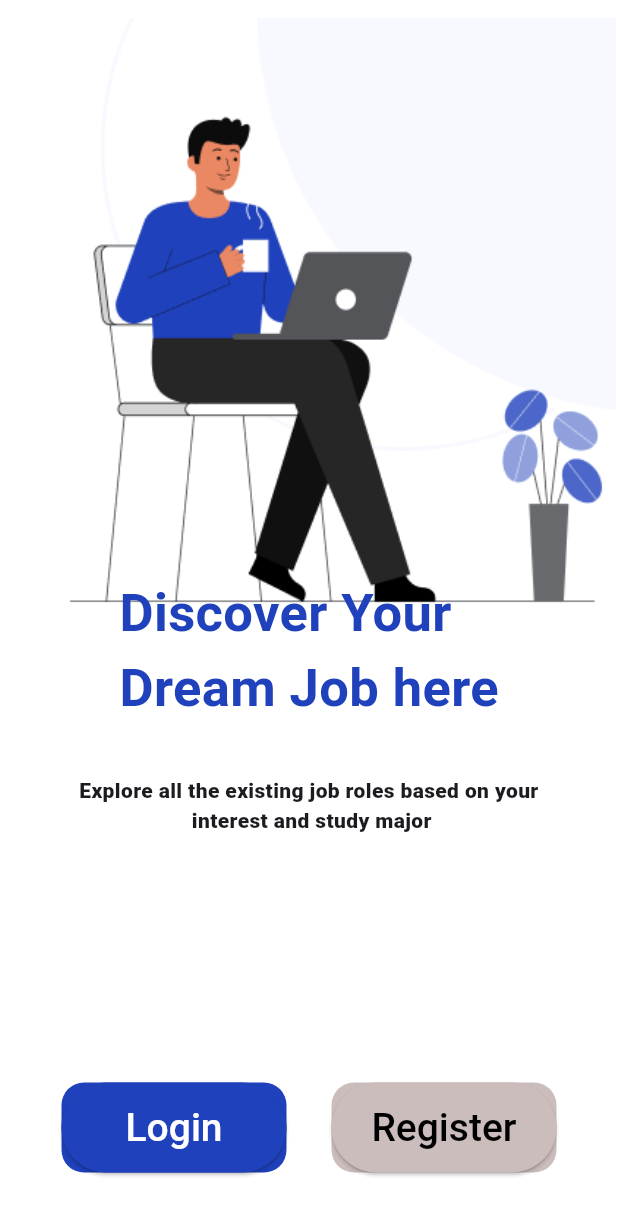
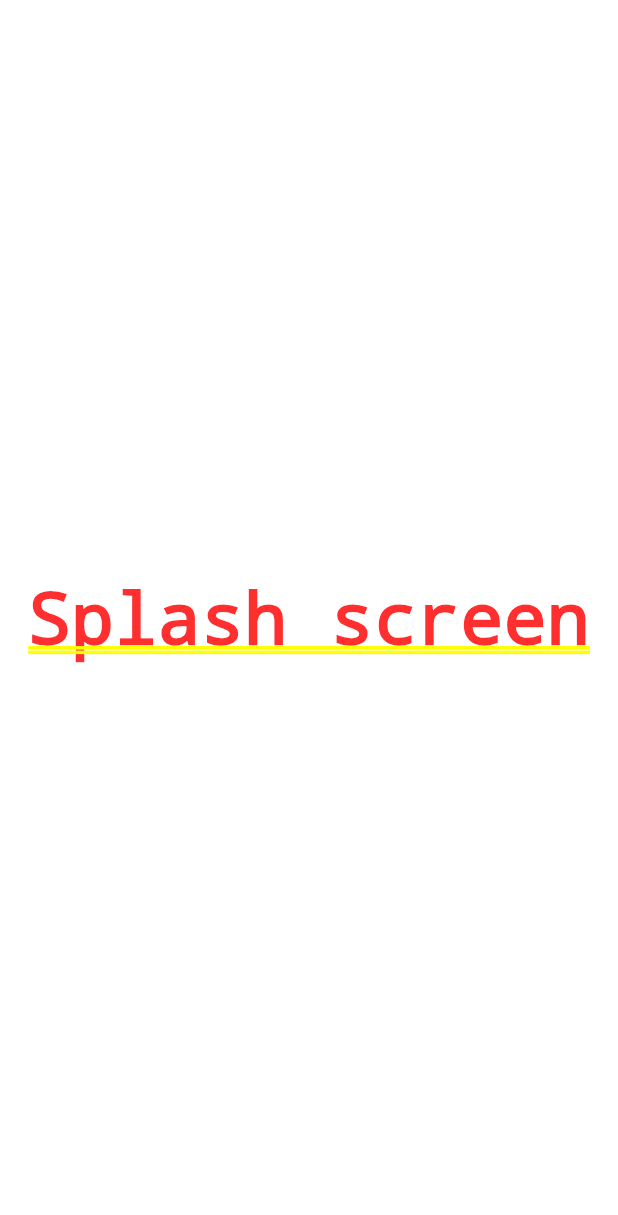
Before and after one commit to kmsdkmsd007/free_chat_app, a Flutter app: the first screen one second after launch, on a phone screen of 412 x 824 dp. Shown: the top 1215 px of the screen. Run offline on Flutter 3.47's test engine with Material 3 defaults, Android fonts, the phone set to English and light mode, and no system bars; our stand-ins replace bloc, equatable, flutter_bloc, supabase_flutter; accounts and stored records are empty.

Commit message:
initial Auth naviagtion

```diff
--- a/lib/features/splash/splash_cubit/splash_cubit_cubit.dart
+++ b/lib/features/splash/splash_cubit/splash_cubit_cubit.dart
@@ -1,10 +1,27 @@
 import 'package:bloc/bloc.dart';
+import 'package:chat_app/main.dart';
+import 'package:chat_app/utils/navigation.dart';
 import 'package:equatable/equatable.dart';
+import 'package:supabase_flutter/supabase_flutter.dart';
 
 part 'splash_cubit_state.dart';
 
 class SplashCubitCubit extends Cubit<SplashCubitState> {
   SplashCubitCubit() : super(SplashCubitInitial());
 
-  moveToNextScreen() {}
+  checkAuthState() async {
+    await Future.delayed(
+        const Duration(seconds: 2)); // Add a small delay for splash screen
+    await Supabase.instance.client.auth.onAuthStateChange.listen((userState) {
+      if (userState.session == null) {
+        navigatorKey.currentState!.pushReplacementNamed(Routes.login);
+      } else {
+        if (userState.session!.user == null) {
+          navigatorKey.currentState!.pushReplacementNamed(Routes.login);
+        } else {
+          navigatorKey.currentState!.pushReplacementNamed(Routes.home);
+        }
+      }
+    });
+  }
 }
--- a/lib/features/splash/splash_cubit/splash_cubit_state.dart
+++ b/lib/features/splash/splash_cubit/splash_cubit_state.dart
@@ -1,5 +1,6 @@
 part of 'splash_cubit_cubit.dart';
 
+// sealed can only be used in this file , this is like abstract class.
 sealed class SplashCubitState extends Equatable {
   const SplashCubitState();
 
@@ -7,4 +8,5 @@ sealed class SplashCubitState extends Equatable {
   List<Object> get props => [];
 }
 
+// showing welcome screen for 3 seconds
 final class SplashCubitInitial extends SplashCubitState {}
--- a/lib/features/splash/splash_screen.dart
+++ b/lib/features/splash/splash_screen.dart
@@ -0,0 +1,27 @@
+import 'package:chat_app/features/splash/splash_cubit/splash_cubit_cubit.dart';
+import 'package:flutter/material.dart';
+import 'package:flutter_bloc/flutter_bloc.dart';
+
+class SplashScreen extends StatefulWidget {
+  const SplashScreen({super.key});
+
+  @override
+  State<SplashScreen> createState() => _SplashScreenState();
+}
+
+class _SplashScreenState extends State<SplashScreen> {
+  @override
+  void initState() {
+    // TODO: implement initState
+    super.initState();
+    var bloc = context.read<SplashCubitCubit>();
+    bloc.checkAuthState();
+  }
+
+  @override
+  Widget build(BuildContext context) {
+    return Center(
+      child: Text("Splash screen"),
+    );
+  }
+}
--- a/lib/main.dart
+++ b/lib/main.dart
@@ -1,7 +1,12 @@
+import 'package:chat_app/features/splash/splash_cubit/splash_cubit_cubit.dart';
+import 'package:chat_app/features/splash/splash_screen.dart';
 import 'package:chat_app/ui/welcome_screen.dart';
+import 'package:chat_app/utils/navigation.dart';
 import 'package:flutter/material.dart';
+import 'package:flutter_bloc/flutter_bloc.dart';
 import 'package:supabase_flutter/supabase_flutter.dart';
 
+final navigatorKey = GlobalKey<NavigatorState>();
 void main() async {
   WidgetsFlutterBinding.ensureInitialized();
   await Supabase.initialize(
@@ -9,7 +14,12 @@ void main() async {
         'eyJhbGciOiJIUzI1NiIsInR5cCI6IkpXVCJ9.eyJpc3MiOiJzdXBhYmFzZSIsInJlZiI6ImtmZGtzeGRlYXRodHF2bGpodWx4Iiwicm9sZSI6ImFub24iLCJpYXQiOjE3MzY3NTA0MzgsImV4cCI6MjA1MjMyNjQzOH0.85vHOAhdARopt1RdZyg8AHzNY12vcBZoj1l20d722mQ',
     url: 'https://kfdksxdeathtqvljhulx.supabase.co',
   );
-  runApp(const MyApp());
+  runApp(MultiBlocProvider(
+    providers: [
+      BlocProvider<SplashCubitCubit>(create: (context) => SplashCubitCubit()),
+    ],
+    child: MyApp(),
+  ));
 }
 
 class MyApp extends StatelessWidget {
@@ -18,8 +28,10 @@ class MyApp extends StatelessWidget {
   @override
   Widget build(BuildContext context) {
     return MaterialApp(
+      navigatorKey: navigatorKey,
       debugShowCheckedModeBanner: false,
-      home: WellcomeScreen(),
+      onGenerateRoute: AppRouter.generateRoute,
+      initialRoute: Routes.splash, // Change
     );
   }
 }
--- a/lib/ui/welcome_screen.dart
+++ b/lib/ui/welcome_screen.dart
@@ -5,8 +5,6 @@ import 'package:flutter/material.dart';
 
 class WellcomeScreen extends StatefulWidget {
   WellcomeScreen({super.key});
-  final emailContrioller = TextEditingController();
-  final passwardContrioller = TextEditingController();
 
   @override
   State<WellcomeScreen> createState() => _WellcomeScreenState();
--- /dev/null
+++ b/lib/utils/navigation.dart
@@ -0,0 +1,33 @@
+import 'package:chat_app/features/home_screen.dart/home_screen.dart';
+import 'package:chat_app/features/splash/splash_screen.dart';
+import 'package:chat_app/ui/login_screen.dart';
+import 'package:chat_app/ui/singup_screen.dart';
+import 'package:flutter/material.dart';
+
+class Routes {
+  static const String login = '/login';
+  static const String home = '/home';
+  static const String splash = '/splash';
+  static const String signUp = '/signup';
+}
+
+class AppRouter {
+  static Route<dynamic> generateRoute(RouteSettings settings) {
+    switch (settings.name) {
+      case Routes.splash:
+        return MaterialPageRoute(builder: (_) => SplashScreen());
+      case Routes.login:
+        return MaterialPageRoute(builder: (_) => LoginScreen());
+      case Routes.signUp:
+        return MaterialPageRoute(builder: (_) => SingupScreen());
+      case Routes.home:
+        return MaterialPageRoute(builder: (_) => HomeScreen());
+      default:
+        return MaterialPageRoute(
+          builder: (_) => Scaffold(
+            body: Center(child: Text('No route defined for ${settings.name}')),
+          ),
+        );
+    }
+  }
+}
```
Also changed, not shown: lib/features/home_screen.dart/home_screen.dart (added, +12 -0 lines), 2 other files.
